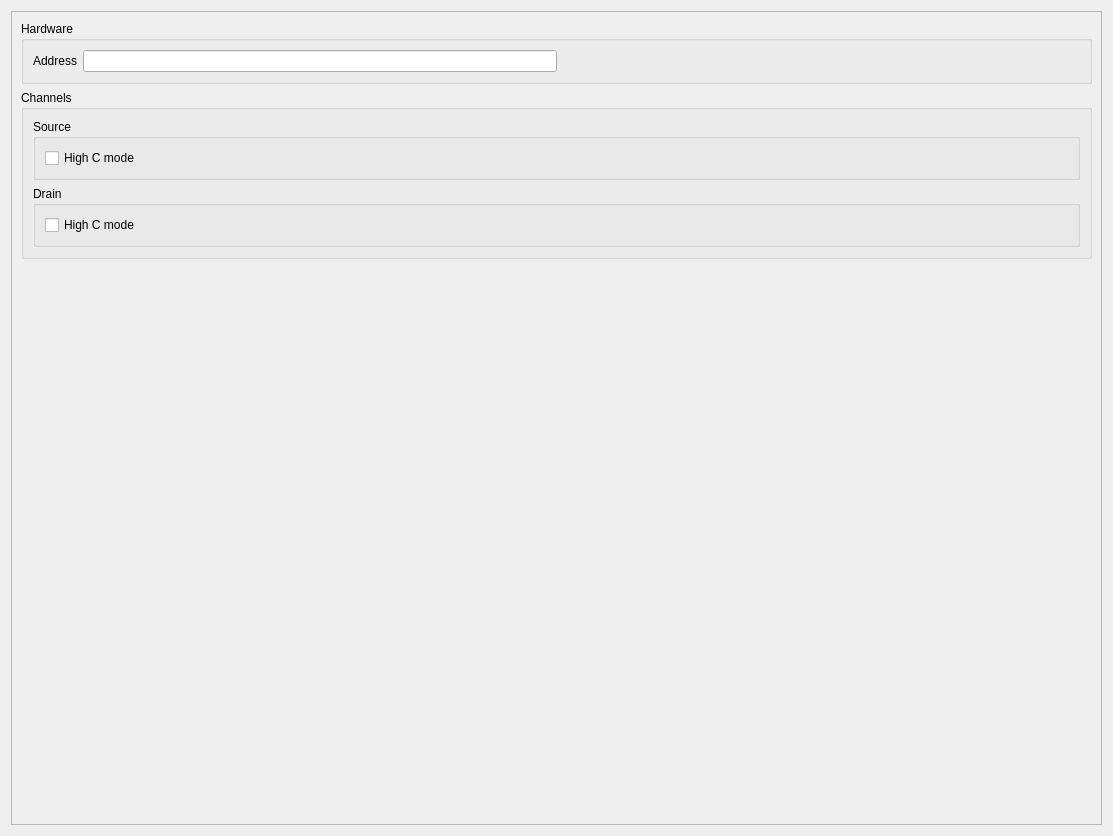
pyIVLS/pyIVLS, file plugins/Keithley2612B/Keithley2612B_settingsWidget.ui: the form before one commit.
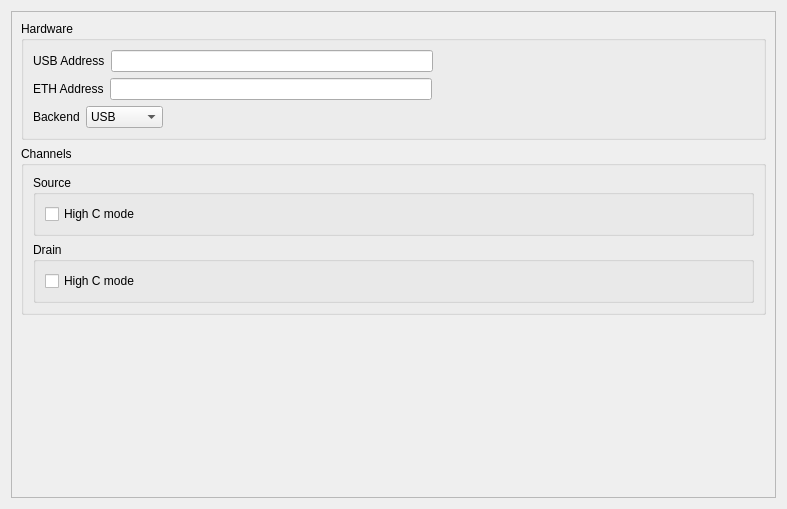
The form after the commit.

Commit message: backend selection for keithley

What changed in the file:
```diff
--- a/plugins/Keithley2612B/Keithley2612B_settingsWidget.ui
+++ b/plugins/Keithley2612B/Keithley2612B_settingsWidget.ui
@@ -6,8 +6,8 @@
    <rect>
     <x>0</x>
     <y>0</y>
-    <width>1113</width>
-    <height>836</height>
+    <width>787</width>
+    <height>509</height>
    </rect>
   </property>
   <property name="sizePolicy">
@@ -30,8 +30,8 @@
        <rect>
         <x>0</x>
         <y>0</y>
-        <width>1093</width>
-        <height>816</height>
+        <width>767</width>
+        <height>489</height>
        </rect>
       </property>
       <layout class="QVBoxLayout" name="verticalLayout_10">
@@ -54,25 +54,90 @@
          </property>
          <layout class="QVBoxLayout" name="verticalLayout_9">
           <item>
-           <layout class="QHBoxLayout" name="HBoxLayout_sourceChannel_4" stretch="0,0">
+           <layout class="QHBoxLayout" name="HBoxLayout_sourceChannel_4" stretch="0">
             <item>
              <layout class="QHBoxLayout" name="HBoxLayout_sourceHighC_4">
               <item>
                <widget class="QLabel" name="labelAddress">
                 <property name="text">
-                 <string>Address</string>
+                 <string>USB Address</string>
                 </property>
                </widget>
               </item>
               <item>
                <widget class="QLineEdit" name="lineEditAddress"/>
               </item>
+              <item>
+               <spacer name="horizontalSpacer">
+                <property name="orientation">
+                 <enum>Qt::Orientation::Horizontal</enum>
+                </property>
+                <property name="sizeHint" stdset="0">
+                 <size>
+                  <width>40</width>
+                  <height>20</height>
+                 </size>
+                </property>
+               </spacer>
+              </item>
              </layout>
             </item>
+           </layout>
+          </item>
+          <item>
+           <layout class="QHBoxLayout" name="horizontalLayout">
             <item>
-             <spacer name="horizontalSpacer_24">
+             <widget class="QLabel" name="label">
+              <property name="text">
+               <string>ETH Address</string>
+              </property>
+             </widget>
+            </item>
+            <item>
+             <widget class="QLineEdit" name="lineEditETH"/>
+            </item>
+            <item>
+             <spacer name="horizontalSpacer_2">
               <property name="orientation">
-               <enum>Qt::Horizontal</enum>
+               <enum>Qt::Orientation::Horizontal</enum>
+              </property>
+              <property name="sizeHint" stdset="0">
+               <size>
+                <width>40</width>
+                <height>20</height>
+               </size>
+              </property>
+             </spacer>
+            </item>
+           </layout>
+          </item>
+          <item>
+           <layout class="QHBoxLayout" name="horizontalLayout_2">
+            <item>
+             <widget class="QLabel" name="label_2">
+              <property name="text">
+               <string>Backend</string>
+              </property>
+             </widget>
+            </item>
+            <item>
+             <widget class="QComboBox" name="backendCombobox">
+              <item>
+               <property name="text">
+                <string>USB</string>
+               </property>
+              </item>
+              <item>
+               <property name="text">
+                <string>Ethernet</string>
+               </property>
+              </item>
+             </widget>
+            </item>
+            <item>
+             <spacer name="horizontalSpacer_3">
+              <property name="orientation">
+               <enum>Qt::Orientation::Horizontal</enum>
               </property>
               <property name="sizeHint" stdset="0">
                <size>
```
Left out of the diff: 8 changed lines with no effect on the pictures. The commit also changes 4 other files.
